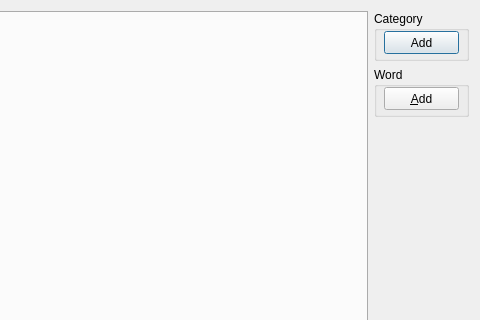
Qt form source/vocabularymanagerdialog.ui (martin-kudlicka/vocabulary-master) before a commit; both pictures show x 160 to 640 and y 0 to 320 of the 640 by 480 pixel window.
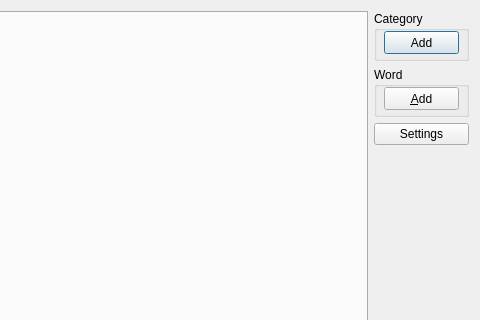
The same form after that commit.

Commit message: + settings table in vocabulary + vocabulary settings to set speech plug-in for both languages

```diff
--- a/source/vocabularymanagerdialog.ui
+++ b/source/vocabularymanagerdialog.ui
@@ -75,6 +75,13 @@
        </widget>
       </widget>
      </item>
+     <item>
+      <widget class="QPushButton" name="qpbVocabularySettings">
+       <property name="text">
+        <string>Settings</string>
+       </property>
+      </widget>
+     </item>
      <item>
       <spacer name="verticalSpacer">
        <property name="orientation">
```
The commit also changes 11 other files.
